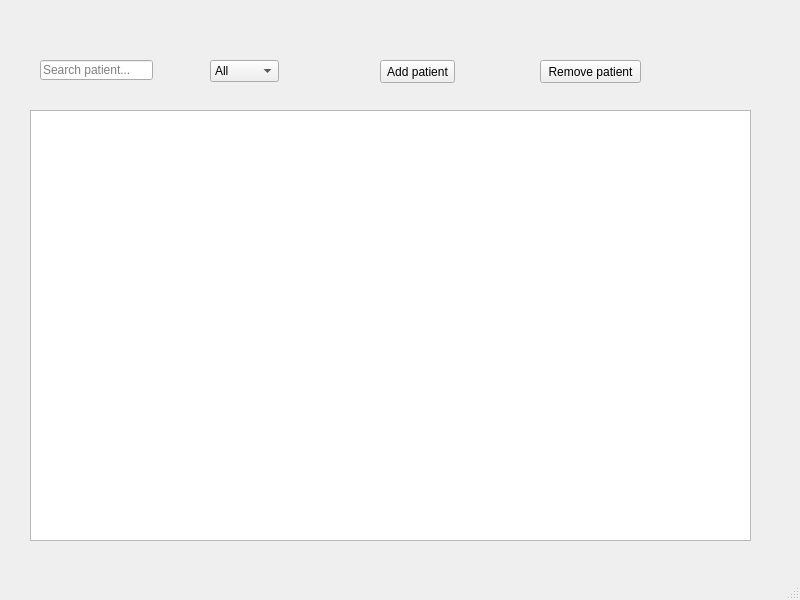
This is CovidProject/patientlist.ui in Aab30/CovidProject as Qt 5 draws it before an edit. The edited form follows.
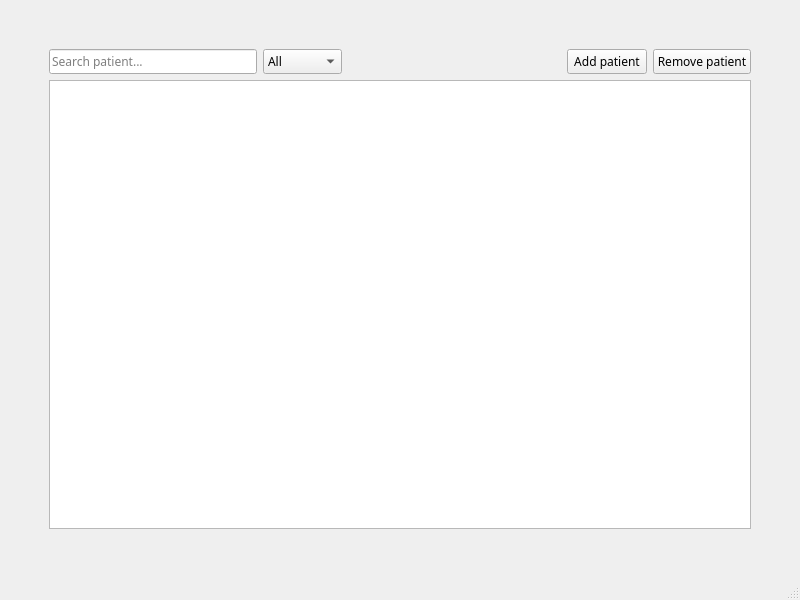
This is the edited form.

Patch:
```diff
--- a/CovidProject/patientlist.ui
+++ b/CovidProject/patientlist.ui
@@ -10,84 +10,160 @@
     <height>600</height>
    </rect>
   </property>
+  <property name="maximumSize">
+   <size>
+    <width>800</width>
+    <height>600</height>
+   </size>
+  </property>
+  <property name="font">
+   <font>
+    <family>Menlo</family>
+   </font>
+  </property>
   <property name="windowTitle">
    <string>Patient list</string>
   </property>
   <widget class="QWidget" name="centralwidget">
-   <widget class="QTableView" name="patientView">
-    <property name="geometry">
-     <rect>
-      <x>30</x>
-      <y>110</y>
-      <width>721</width>
-      <height>431</height>
-     </rect>
-    </property>
-   </widget>
-   <widget class="QComboBox" name="testresultBox">
-    <property name="geometry">
-     <rect>
-      <x>210</x>
-      <y>60</y>
-      <width>69</width>
-      <height>22</height>
-     </rect>
-    </property>
-    <item>
-     <property name="text">
-      <string>All</string>
-     </property>
+   <layout class="QGridLayout" name="gridLayout_2">
+    <item row="2" column="1">
+     <spacer name="verticalSpacer">
+      <property name="orientation">
+       <enum>Qt::Vertical</enum>
+      </property>
+      <property name="sizeType">
+       <enum>QSizePolicy::Preferred</enum>
+      </property>
+      <property name="sizeHint" stdset="0">
+       <size>
+        <width>20</width>
+        <height>40</height>
+       </size>
+      </property>
+     </spacer>
     </item>
-    <item>
-     <property name="text">
-      <string>Positive</string>
-     </property>
+    <item row="1" column="2">
+     <spacer name="horizontalSpacer_3">
+      <property name="orientation">
+       <enum>Qt::Horizontal</enum>
+      </property>
+      <property name="sizeType">
+       <enum>QSizePolicy::Preferred</enum>
+      </property>
+      <property name="sizeHint" stdset="0">
+       <size>
+        <width>40</width>
+        <height>20</height>
+       </size>
+      </property>
+     </spacer>
     </item>
-    <item>
-     <property name="text">
-      <string>Negative</string>
-     </property>
+    <item row="1" column="1">
+     <layout class="QGridLayout" name="gridLayout">
+      <item row="1" column="0" colspan="6">
+       <widget class="QTableView" name="patientView">
+        <property name="minimumSize">
+         <size>
+          <width>0</width>
+          <height>400</height>
+         </size>
+        </property>
+       </widget>
+      </item>
+      <item row="0" column="4">
+       <widget class="QPushButton" name="addpatientButton">
+        <property name="text">
+         <string>Add patient</string>
+        </property>
+       </widget>
+      </item>
+      <item row="0" column="2">
+       <spacer name="horizontalSpacer">
+        <property name="orientation">
+         <enum>Qt::Horizontal</enum>
+        </property>
+        <property name="sizeHint" stdset="0">
+         <size>
+          <width>40</width>
+          <height>20</height>
+         </size>
+        </property>
+       </spacer>
+      </item>
+      <item row="0" column="0">
+       <widget class="QLineEdit" name="searchEdit">
+        <property name="minimumSize">
+         <size>
+          <width>100</width>
+          <height>0</height>
+         </size>
+        </property>
+        <property name="placeholderText">
+         <string>Search patient...</string>
+        </property>
+       </widget>
+      </item>
+      <item row="0" column="5">
+       <widget class="QPushButton" name="removepatientButton">
+        <property name="text">
+         <string>Remove patient</string>
+        </property>
+       </widget>
+      </item>
+      <item row="0" column="1">
+       <widget class="QComboBox" name="testresultBox">
+        <item>
+         <property name="text">
+          <string>All</string>
+         </property>
+        </item>
+        <item>
+         <property name="text">
+          <string>Positive</string>
+         </property>
+        </item>
+        <item>
+         <property name="text">
+          <string>Negative</string>
+         </property>
+        </item>
+       </widget>
+      </item>
+     </layout>
     </item>
-   </widget>
-   <widget class="QLineEdit" name="searchEdit">
-    <property name="geometry">
-     <rect>
-      <x>40</x>
-      <y>60</y>
-      <width>113</width>
-      <height>20</height>
-     </rect>
-    </property>
-    <property name="placeholderText">
-     <string>Search patient...</string>
-    </property>
-   </widget>
-   <widget class="QPushButton" name="addpatientButton">
-    <property name="geometry">
-     <rect>
-      <x>380</x>
-      <y>60</y>
-      <width>75</width>
-      <height>23</height>
-     </rect>
-    </property>
-    <property name="text">
-     <string>Add patient</string>
-    </property>
-   </widget>
-   <widget class="QPushButton" name="removepatientButton">
-    <property name="geometry">
-     <rect>
-      <x>540</x>
-      <y>60</y>
-      <width>101</width>
-      <height>23</height>
-     </rect>
-    </property>
-    <property name="text">
-     <string>Remove patient</string>
-    </property>
-   </widget>
+    <item row="1" column="0">
+     <spacer name="horizontalSpacer_2">
+      <property name="orientation">
+       <enum>Qt::Horizontal</enum>
+      </property>
+      <property name="sizeType">
+       <enum>QSizePolicy::Preferred</enum>
+      </property>
+      <property name="sizeHint" stdset="0">
+       <size>
+        <width>40</width>
+        <height>20</height>
+       </size>
+      </property>
+     </spacer>
+    </item>
+    <item row="0" column="1">
+     <spacer name="verticalSpacer_2">
+      <property name="orientation">
+       <enum>Qt::Vertical</enum>
+      </property>
+      <property name="sizeType">
+       <enum>QSizePolicy::Preferred</enum>
+      </property>
+      <property name="sizeHint" stdset="0">
+       <size>
+        <width>20</width>
+        <height>40</height>
+       </size>
+      </property>
+     </spacer>
+    </item>
+   </layout>
   </widget>
   <widget class="QMenuBar" name="menubar">
    <property name="geometry">
```
Left out of the diff: 2 changed lines with no effect on the pictures.
